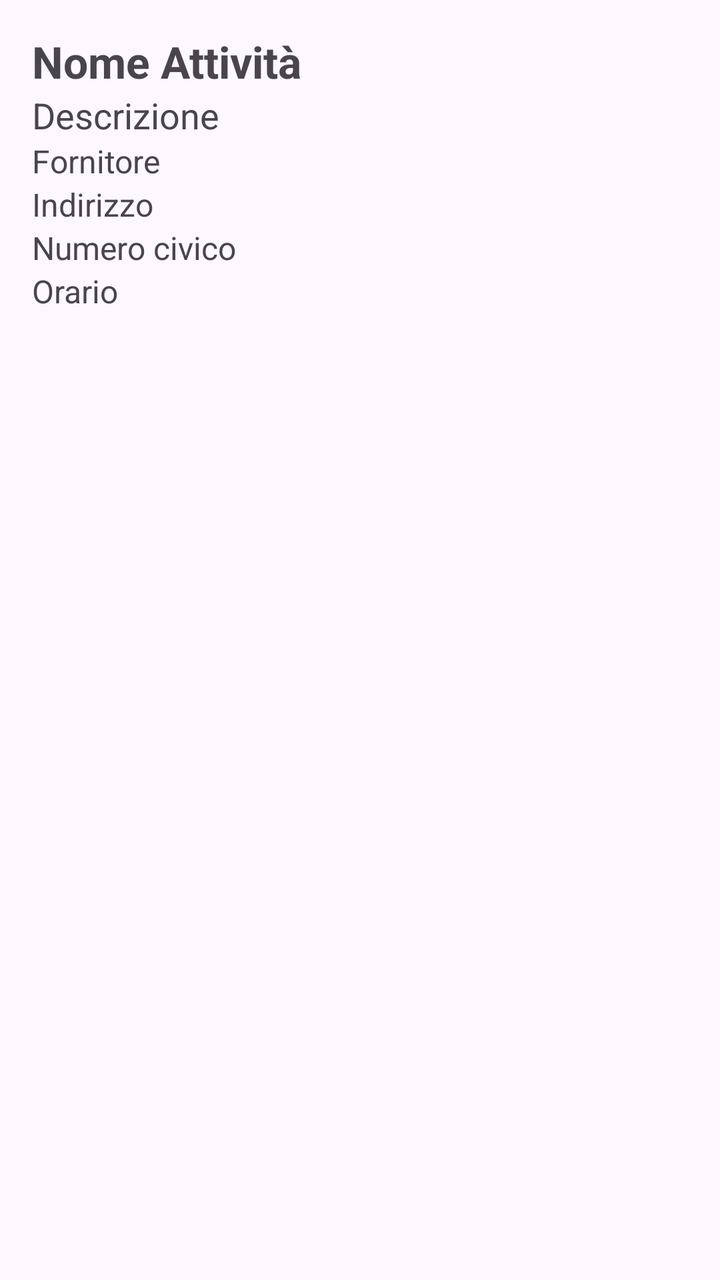
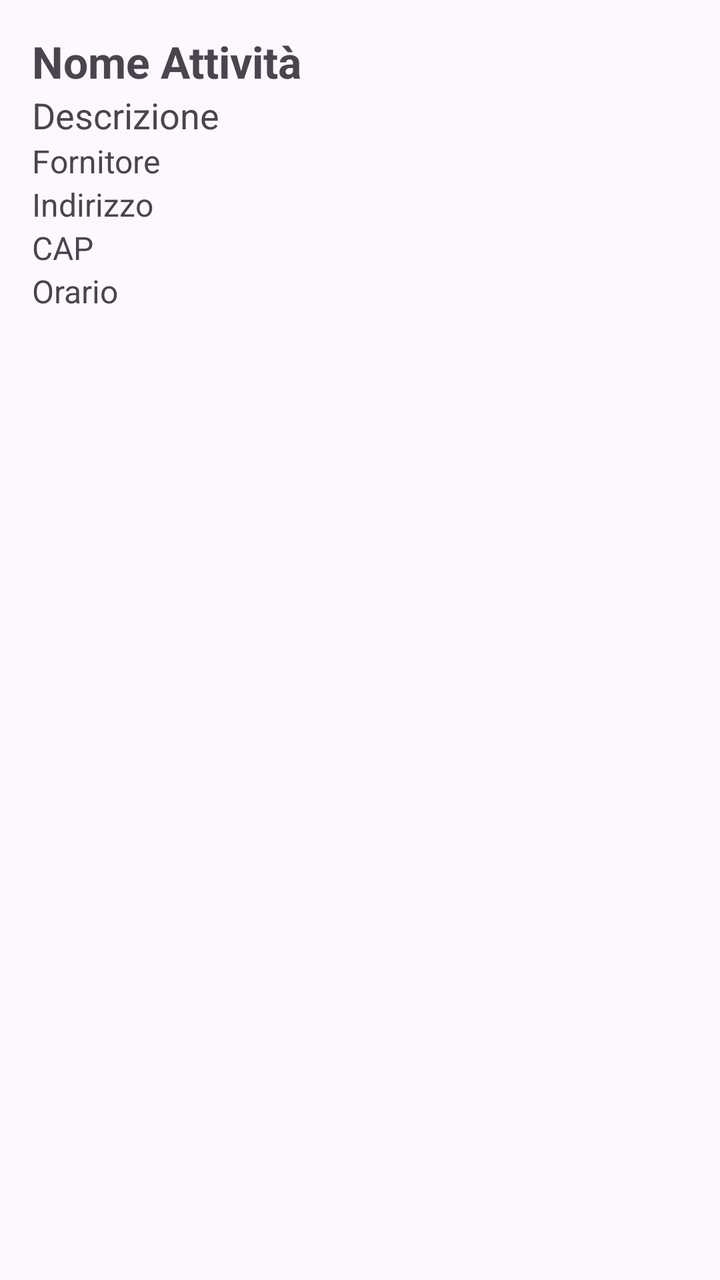

Two renders of the same Android screen: before a commit and after it. Below are the layout's source before the change and the commit's diff.
<!-- AndroidManifest.xml: application theme Theme.AppPet -->
<!-- res/layout/activity_profilo_servizio.xml -->
<?xml version="1.0" encoding="utf-8"?>
<LinearLayout xmlns:android="http://schemas.android.com/apk/res/android"
    android:layout_width="wrap_content"
    android:layout_height="wrap_content"
    android:orientation="vertical"
    android:padding="16dp"
    android:layout_centerHorizontal="true"
    >

    <TextView
        android:id="@+id/NomeProfAtt"
        android:layout_width="wrap_content"
        android:layout_height="wrap_content"
        android:textStyle="bold"
        android:textSize="22sp"
        android:text="Nome Attività" />

    <TextView
        android:id="@+id/DescrProfAtt"
        android:layout_width="wrap_content"
        android:layout_height="wrap_content"
        android:textSize="18sp"
        android:text="Descrizione" />

    <TextView
        android:id="@+id/FornitProfAtt"
        android:layout_width="wrap_content"
        android:layout_height="wrap_content"
        android:textSize="16sp"
        android:text="Fornitore" />

    <TextView
        android:id="@+id/IndirizzoProfAtt"
        android:layout_width="match_parent"
        android:layout_height="wrap_content"
        android:textSize="16sp"
        android:text="Indirizzo" />


    <TextView
        android:id="@+id/NumeroCvc"
        android:layout_width="match_parent"
        android:layout_height="wrap_content"
        android:textSize="16sp"
        android:text="Numero civico" />

    <TextView
        android:id="@+id/OrarioProfAtt"
        android:layout_width="match_parent"
        android:layout_height="wrap_content"
        android:textSize="16sp"
        android:text="Orario" />
</LinearLayout>
<!-- resources referenced by this layout -->
<resources>
  <style name="Theme.AppPet" parent="Base.Theme.AppPet" />
  <style name="Base.Theme.AppPet" parent="Theme.Material3.DayNight.NoActionBar">
          
          
      </style>
</resources>

<!-- the commit's change to res/layout/activity_profilo_servizio.xml (unified diff, before → after) -->
@@ -38,11 +38,11 @@
 
 
     <TextView
-        android:id="@+id/NumeroCvc"
+        android:id="@+id/Cap"
         android:layout_width="match_parent"
         android:layout_height="wrap_content"
         android:textSize="16sp"
-        android:text="Numero civico" />
+        android:text="CAP" />
 
     <TextView
         android:id="@+id/OrarioProfAtt"
